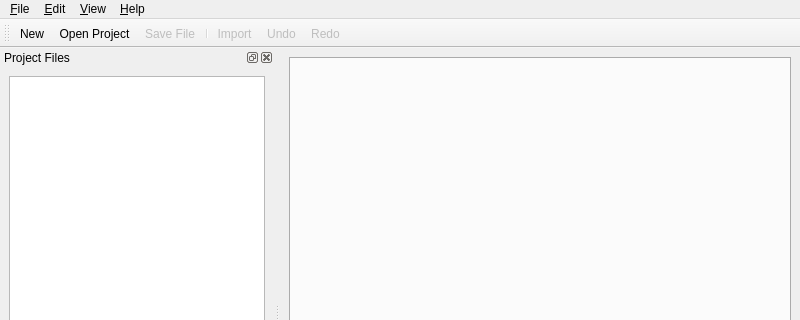
gtalent/wombat-editor, file mainwindow.ui: the form before one commit; both pictures show x 0 to 800 and y 0 to 320 of the 800 by 600 pixel window.
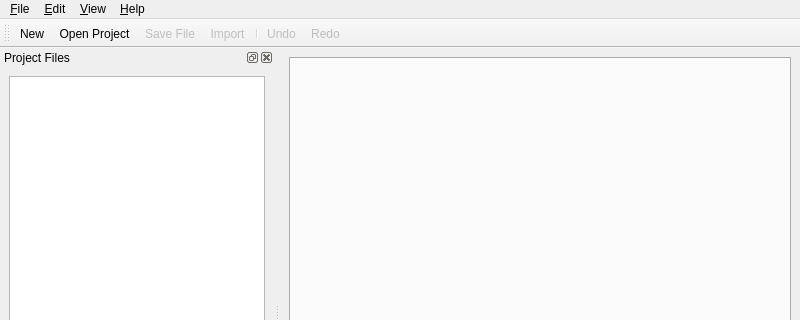
The form after the commit. Icons and pictures are not drawn.

```diff
--- a/mainwindow.ui
+++ b/mainwindow.ui
@@ -76,8 +76,8 @@
    <addaction name="actionNewMenu"/>
    <addaction name="actionOpenProject"/>
    <addaction name="actionSave"/>
-   <addaction name="separator"/>
    <addaction name="actionImport"/>
+   <addaction name="separator"/>
    <addaction name="actionUndo"/>
    <addaction name="actionRedo"/>
   </widget>
```
Left out of the diff: 7 changed lines with no effect on the pictures.
